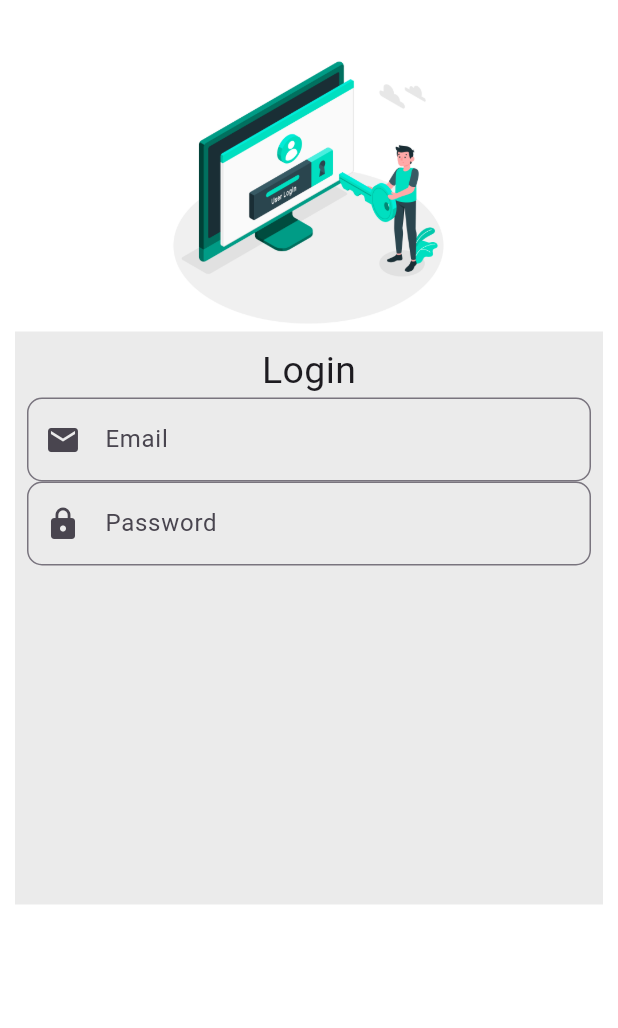
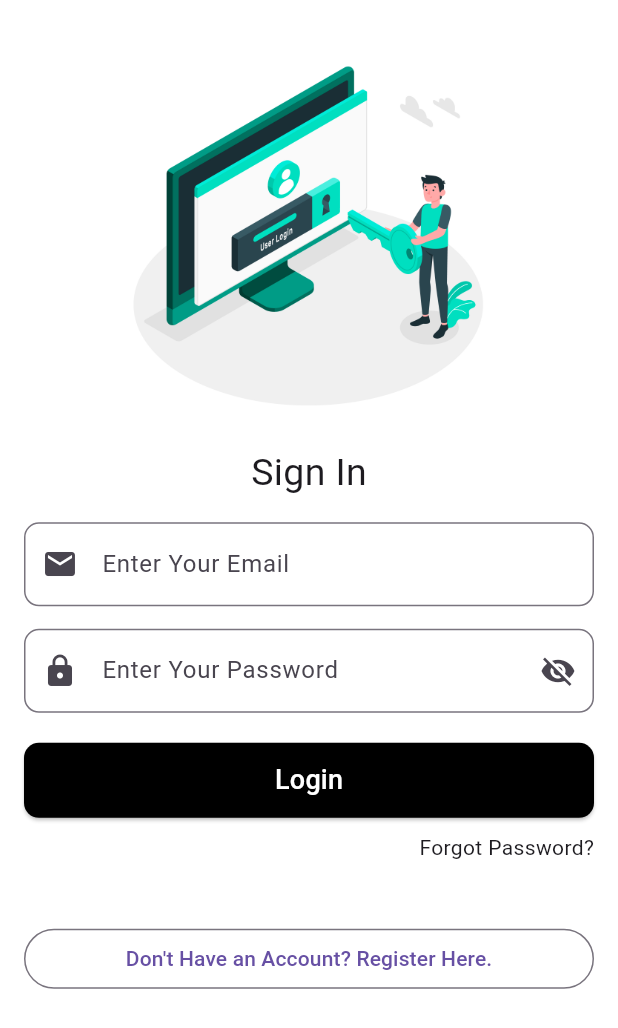
Before and after one commit to MrHamaad/login_form1, a Flutter app: the screen it shows after launch, on a phone screen of 412 x 824 dp. Shown: the top 1028 px of the screen. Run offline on Flutter 3.47's test engine with Material 3 defaults, Android fonts, the phone set to English and light mode, and no system bars.

```diff
--- a/lib/screens/login_screen.dart
+++ b/lib/screens/login_screen.dart
@@ -8,71 +8,122 @@ class LoginScreen extends StatefulWidget {
 }
 
 class _LoginScreenState extends State<LoginScreen> {
-  GlobalKey formKey=GlobalKey<FormState>();
-  TextEditingController emailController=TextEditingController();
-  TextEditingController passwordController=TextEditingController();
+  GlobalKey<FormState> formKey = GlobalKey<FormState>();
+  TextEditingController emailController = TextEditingController();
+  TextEditingController passwordController = TextEditingController();
+  bool _obsecurePassword = true;
+
   @override
   Widget build(BuildContext context) {
     return MaterialApp(
       debugShowCheckedModeBanner: false,
       home: Scaffold(
-        body: Container(
-          color: Colors.white,
-          padding: EdgeInsetsGeometry.symmetric(vertical: 30,horizontal: 10),
+        backgroundColor: Colors.white,
+        body: SafeArea(
+          child: SingleChildScrollView(
+            padding: const EdgeInsets.symmetric(vertical: 30, horizontal: 16),
+            child: Column(
+              crossAxisAlignment: CrossAxisAlignment.start,
+              children: [
+                Center(
+                  child: Image.asset(
+                    "assets/images/login.jpg",
+                    height: MediaQuery.of(context).size.height * 0.3,
+                  ),
+                ),
+                const SizedBox(height: 20),
+                // Form Section
+                Form(
+                  key: formKey,
                   child: Column(
                     children: [
-              Expanded(
-                child: Container(
-                child: Image.asset("assets/images/login.jpg"),
+                      const Text(
+                        "Sign In",
+                        style: TextStyle(fontSize: 25),
                       ),
-              ),
-              Expanded(
-                flex: 2,
-                child: Container(
-                color: Colors.black.withAlpha(20),
-                  child: Form(
-                      key: formKey,
-                      child: Padding(
-                        padding: const EdgeInsets.all(8.0),
-                        child: Column(
-                            children: [
-                              Text("Login",style: TextStyle(fontSize: 25),),
+                      const SizedBox(height: 15),
                       TextFormField(
                         controller: emailController,
                         decoration: InputDecoration(
-                                  hintText: "Email",
-                                  prefixIcon: Icon(Icons.email),
+                          hintText: "xyz@gmail.com",
+                          labelText: "Enter Your Email",
+                          prefixIcon: const Icon(Icons.email),
                           border: OutlineInputBorder(
                             borderRadius: BorderRadius.circular(10),
-                            )
                           ),
                         ),
+                      ),
+                      const SizedBox(height: 15),
                       TextFormField(
-                                obscureText: true,
+                        obscureText: _obsecurePassword,
                         obscuringCharacter: "*",
                         controller: passwordController,
                         decoration: InputDecoration(
                           hintText: "Password",
-                                    prefixIcon: Icon(Icons.lock),
+                          labelText: "Enter Your Password",
+                          prefixIcon: const Icon(Icons.lock),
                           border: OutlineInputBorder(
                             borderRadius: BorderRadius.circular(10),
-                                    )
+                          ),
+                          suffixIcon: IconButton(
+                            onPressed: () {
+                              setState(() {
+                                _obsecurePassword = !_obsecurePassword;
+                              });
+                            },
+                            icon: Icon(
+                              _obsecurePassword
+                                  ? Icons.visibility_off
+                                  : Icons.visibility,
                             ),
                           ),
-
-                                          ]),
-                      )),
                         ),
                       ),
-              Expanded(
-                child: Container(
-
+                      const SizedBox(height: 20),
+                      SizedBox(
+                        width: double.infinity,
+                        child: ElevatedButton(
+                          style: ElevatedButton.styleFrom(
+                            backgroundColor: Colors.black,
+                            foregroundColor: Colors.white,
+                            shape: RoundedRectangleBorder(
+                              borderRadius: BorderRadius.circular(10),
+                            ),
+                          ),
+                          onPressed: () {
+                            // TODO: Validate and login
+                          },
+                          child: const Padding(
+                            padding: EdgeInsets.all(12.0),
+                            child: Text("Login", style: TextStyle(fontSize: 18)),
+                          ),
+                        ),
+                      ),
+                      const SizedBox(height: 10),
+                      Row(
+                        mainAxisAlignment: MainAxisAlignment.end,
+                        children: const [
+                          Text("Forgot Password?"),
+                        ],
+                      ),
+                      const SizedBox(height: 40),
+                      SizedBox(
+                        width: double.infinity,
+                        child: OutlinedButton(
+                          onPressed: () {
+                            // TODO: Navigate to Register
+                          },
+                          child: const Text("Don't Have an Account? Register Here."),
+                        ),
+                      ),
+                    ],
                   ),
                 ),
               ],
             ),
           ),
         ),
+      ),
     );
   }
 }
```
Lines whose indentation alone changed are shown as unchanged.
